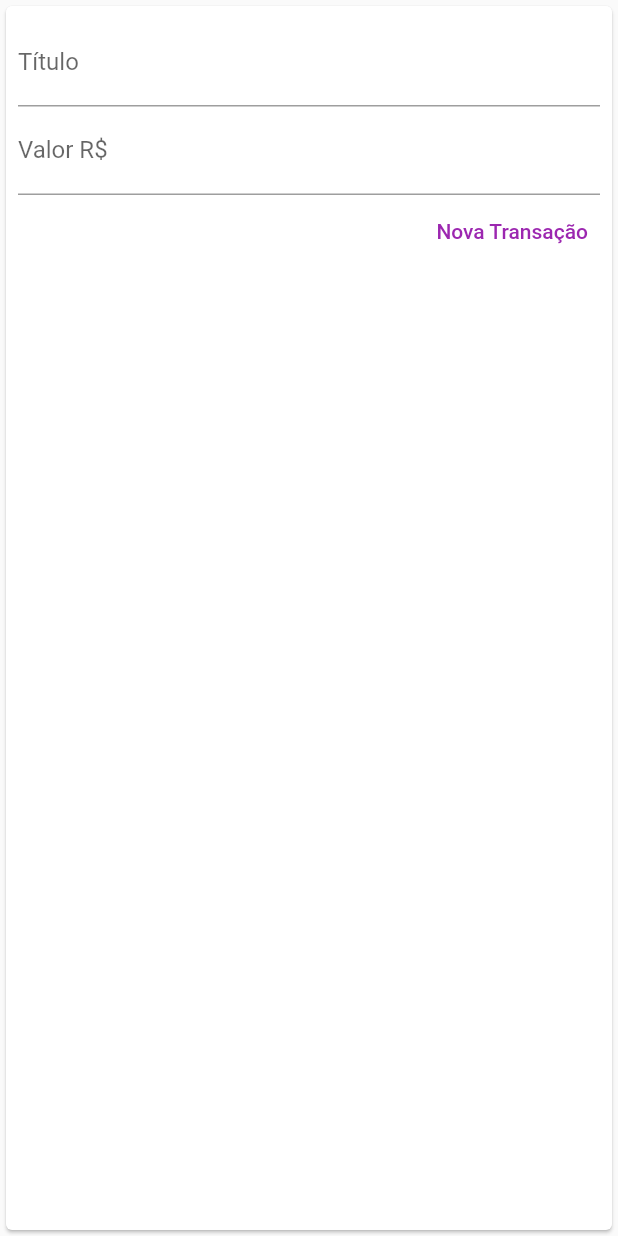
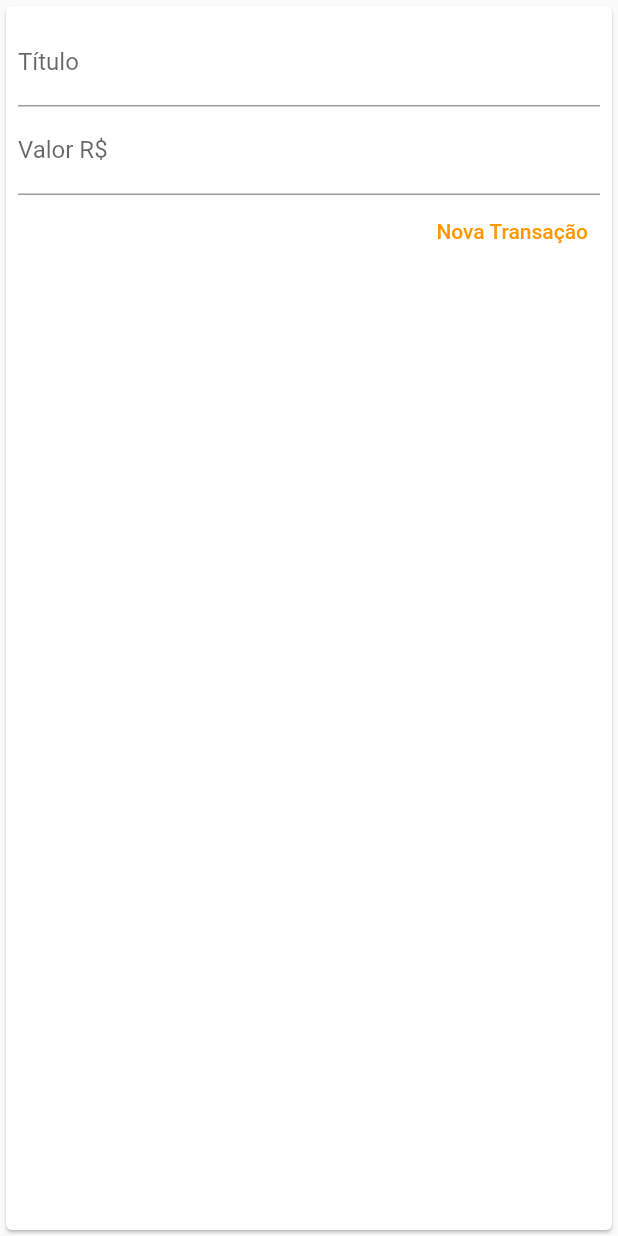
Before and after one commit to iramarJunior/expenses, a Flutter app: the TransactionForm widget shown alone on an empty page, opened directly with empty values, on a phone screen of 412 x 824 dp. Run offline on Flutter 3.47's test engine with Material 2 defaults, Android fonts, the phone set to English and light mode, and no system bars.

```diff
--- a/lib/components/transaction_form.dart
+++ b/lib/components/transaction_form.dart
@@ -1,10 +1,15 @@
 import 'package:flutter/material.dart';
 
-class TransactionForm extends StatelessWidget {
-  TransactionForm(this.onSubmit, {Key key}) : super(key: key);
+class TransactionForm extends StatefulWidget {
+  const TransactionForm(this.onSubmit, {Key key}) : super(key: key);
 
   final void Function(String, double) onSubmit;
 
+  @override
+  State<TransactionForm> createState() => _TransactionFormState();
+}
+
+class _TransactionFormState extends State<TransactionForm> {
   final titleController = TextEditingController();
   final valueController = TextEditingController();
 
@@ -16,7 +21,7 @@ class TransactionForm extends StatelessWidget {
       return;
     }
 
-    onSubmit(title, value);
+    widget.onSubmit(title, value);
   }
 
   @override
@@ -38,7 +43,7 @@ class TransactionForm extends StatelessWidget {
               textInputAction: TextInputAction.done,
               keyboardType: const TextInputType.numberWithOptions(
                 decimal: true,
-                // signed: true,
+                signed: true,
               ),
               onSubmitted: (_) => _submitForm(),
               decoration: const InputDecoration(
@@ -49,9 +54,9 @@ class TransactionForm extends StatelessWidget {
               mainAxisAlignment: MainAxisAlignment.end,
               children: [
                 TextButton(
-                  child: const Text(
+                  child: Text(
                     'Nova Transação',
-                    style: TextStyle(color: Colors.purple),
+                    style: TextStyle(color: Theme.of(context).primaryColor),
                   ),
                   onPressed: _submitForm,
                 ),
--- a/pubspec.yaml
+++ b/pubspec.yaml
@@ -59,8 +59,8 @@ flutter:
   uses-material-design: true
 
   # To add assets to your application, add an assets section, like this:
-  # assets:
-  #   - images/a_dot_burr.jpeg
+  assets:
+    - assets/images/empty_list.png
   #   - images/a_dot_ham.jpeg
 
   # An image asset can refer to one or more resolution-specific "variants", see
```
Also changed, not shown: lib/components/transaction_list.dart (+13 -4 lines), lib/components/transaction_user.dart (deleted, +0 -52 lines), lib/main.dart (+68 -9 lines), assets/images/empty_list.png (added).
